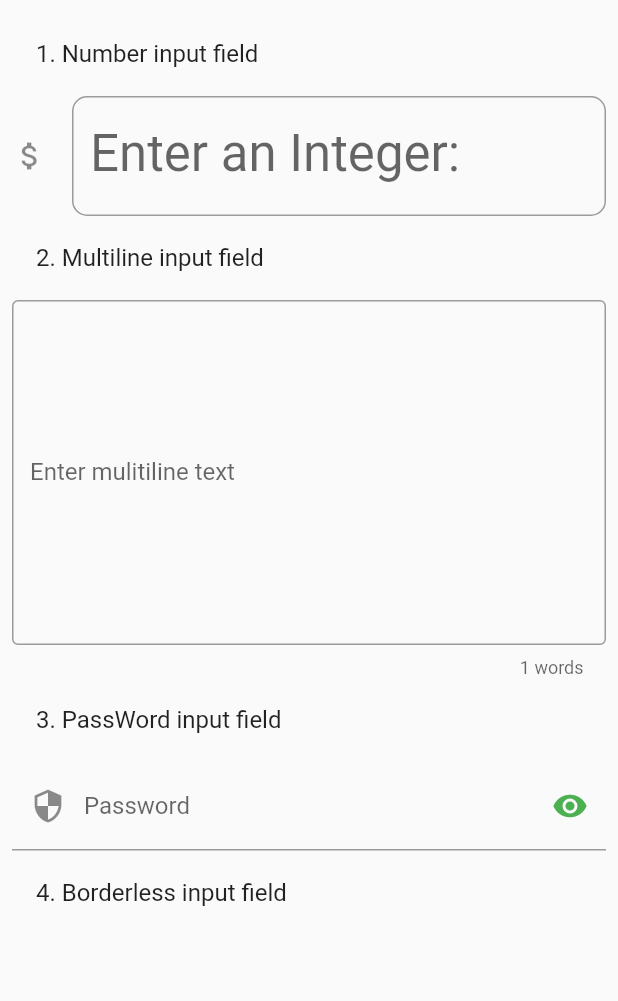
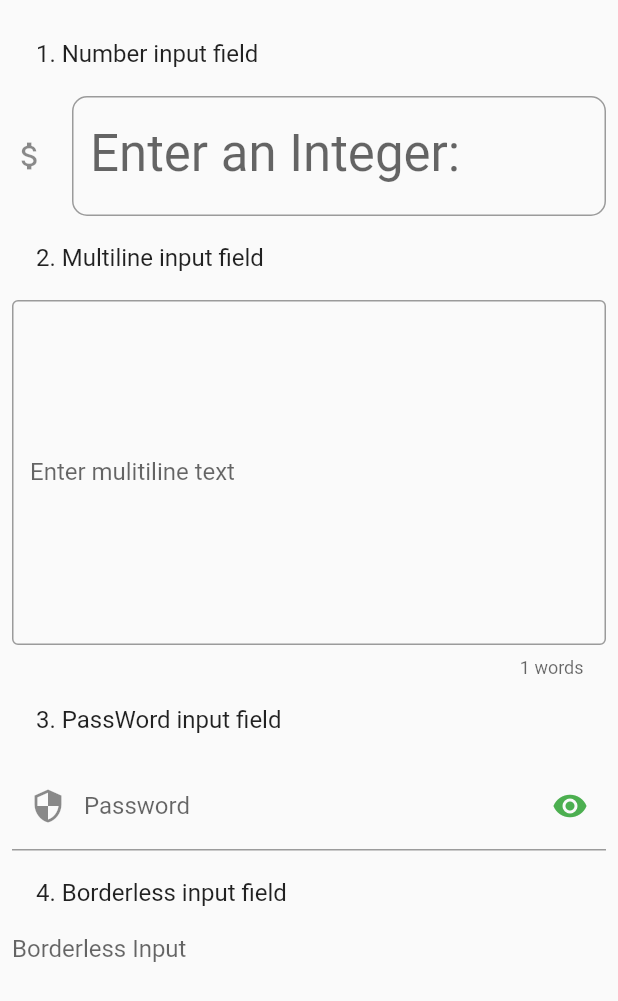
Before and after one commit to Bill-Zuckuberg/fl_textfield, a Flutter app: the screen it shows after launch, on a phone screen of 412 x 824 dp. Shown: the top 1001 px of the screen. Run offline on Flutter 3.47's test engine with Material 2 defaults, Android fonts, the phone set to English and light mode, and no system bars; our stand-ins replace fluttertoast.

Commit message:
Create widget borderlesstextfield

```diff
--- a/lib/main.dart
+++ b/lib/main.dart
@@ -27,6 +27,7 @@
 }
 
 class _TextFieldExamble extends State<TextFieldExamble> {
+  // Number text field
   Widget _buildNumberTextField() {
     return TextField(
       keyboardType: TextInputType.number,
@@ -51,6 +52,7 @@
     );
   }
 
+// Mulitiline text field
   final _controller = TextEditingController();
   Widget _buildMutilineTextField() {
     return TextField(
@@ -66,6 +68,7 @@
     );
   }
 
+// Password text field
   bool _showPassword = false;
   Widget _buildPassWordTextField() {
     return TextField(
@@ -81,6 +84,14 @@
           }),
         ),
       ),
+    );
+  }
+
+// Border less Text fild
+  Widget _buildBorderLessTextField() {
+    return const TextField(
+      maxLines: 3,
+      decoration: InputDecoration.collapsed(hintText: "Borderless Input"),
     );
   }
 
@@ -104,7 +115,8 @@
           _buildPassWordTextField(),
           const ListTile(
             title: Text("4. Borderless input field"),
-          )
+          ),
+          _buildBorderLessTextField()
         ],
       ),
     );
```
